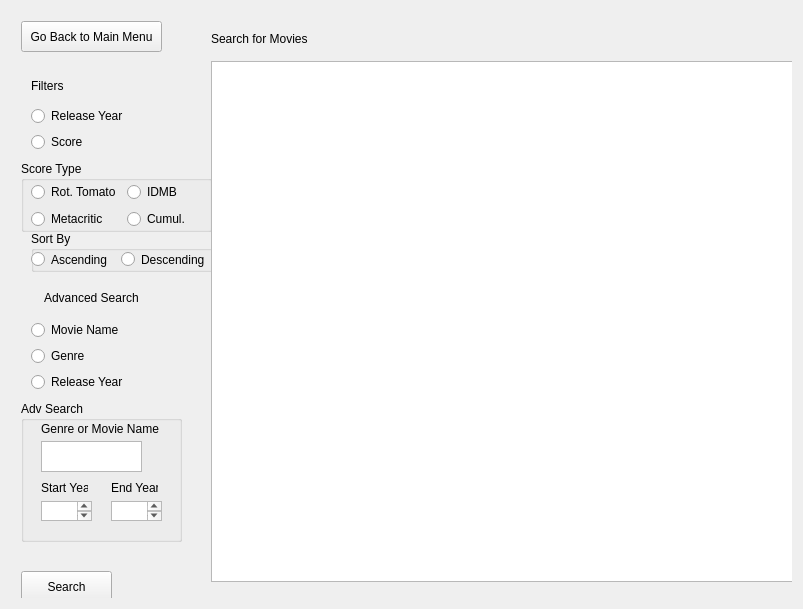
This is form.ui in verociraptor/movie-sorter as Qt 5 draws it before an edit. The edited form follows.
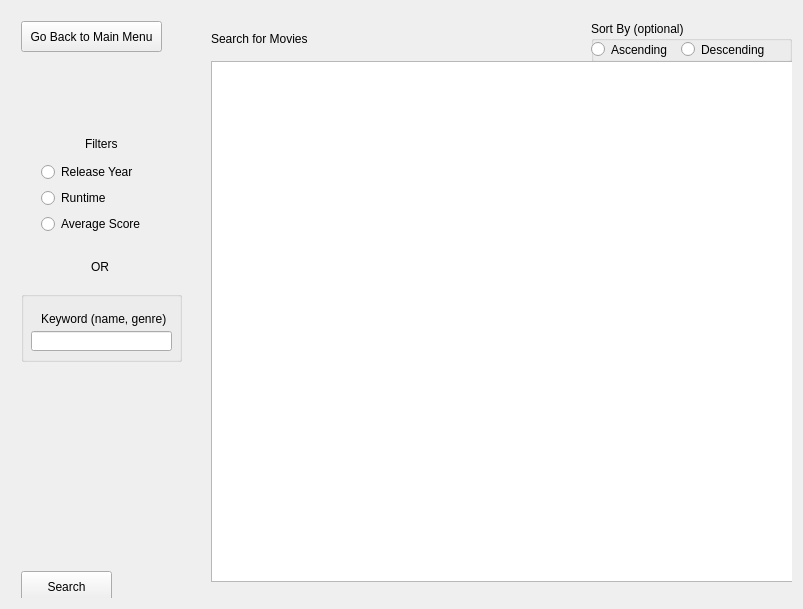
This is the edited form.

Commit message: 90% functional search features added runtime as a filter streamlined search menu made serverside changes to fit ui

The edit to the form file:
```diff
--- a/form.ui
+++ b/form.ui
@@ -146,100 +146,7 @@
       </widget>
      </widget>
      <widget class="QWidget" name="page_2">
-      <widget class="QGroupBox" name="groupBox_4">
-       <property name="geometry">
-        <rect>
-         <x>10</x>
-         <y>150</y>
-         <width>191</width>
-         <height>71</height>
-        </rect>
-       </property>
-       <property name="title">
-        <string>Score Type</string>
-       </property>
-       <widget class="QWidget" name="gridLayoutWidget_2">
-        <property name="geometry">
-         <rect>
-          <x>10</x>
-          <y>20</y>
-          <width>174</width>
-          <height>49</height>
-         </rect>
-        </property>
-        <layout class="QGridLayout" name="gridLayout_2">
-         <item row="2" column="0">
-          <widget class="QRadioButton" name="radioButton_14">
-           <property name="text">
-            <string>Metacritic</string>
-           </property>
-          </widget>
-         </item>
-         <item row="0" column="0">
-          <widget class="QRadioButton" name="radioButton_15">
-           <property name="text">
-            <string>Rot. Tomato</string>
-           </property>
-          </widget>
-         </item>
-         <item row="0" column="1">
-          <widget class="QRadioButton" name="radioButton_16">
-           <property name="text">
-            <string>IDMB</string>
-           </property>
-          </widget>
-         </item>
-         <item row="2" column="1">
-          <widget class="QRadioButton" name="radioButton_17">
-           <property name="text">
-            <string>Cumul.</string>
-           </property>
-          </widget>
-         </item>
-        </layout>
-       </widget>
-      </widget>
-      <widget class="QWidget" name="verticalLayoutWidget_3">
-       <property name="geometry">
-        <rect>
-         <x>20</x>
-         <y>270</y>
-         <width>121</width>
-         <height>111</height>
-        </rect>
-       </property>
-       <layout class="QVBoxLayout" name="verticalLayout_5">
-        <item alignment="Qt::AlignHCenter">
-         <widget class="QLabel" name="label_8">
-          <property name="text">
-           <string>Advanced Search</string>
-          </property>
-         </widget>
-        </item>
-        <item alignment="Qt::AlignLeft">
-         <widget class="QRadioButton" name="radioButton_18">
-          <property name="text">
-           <string>Movie Name</string>
-          </property>
-         </widget>
-        </item>
-        <item>
-         <widget class="QRadioButton" name="radioButton_19">
-          <property name="text">
-           <string>Genre</string>
-          </property>
-         </widget>
-        </item>
-        <item alignment="Qt::AlignLeft">
-         <widget class="QRadioButton" name="radioButton_20">
-          <property name="text">
-           <string>Release Year</string>
-          </property>
-         </widget>
-        </item>
-       </layout>
-      </widget>
-      <widget class="QPushButton" name="pushButton_2">
+      <widget class="QPushButton" name="search">
        <property name="geometry">
         <rect>
          <x>10</x>
@@ -256,44 +163,14 @@
        <property name="geometry">
         <rect>
          <x>10</x>
-         <y>390</y>
+         <y>280</y>
          <width>161</width>
-         <height>141</height>
+         <height>71</height>
         </rect>
        </property>
        <property name="title">
-        <string>Adv Search</string>
+        <string/>
        </property>
-       <widget class="QPlainTextEdit" name="plainTextEdit_6">
-        <property name="geometry">
-         <rect>
-          <x>90</x>
-          <y>100</y>
-          <width>51</width>
-          <height>20</height>
-         </rect>
-        </property>
-       </widget>
-       <widget class="QPlainTextEdit" name="plainTextEdit_7">
-        <property name="geometry">
-         <rect>
-          <x>20</x>
-          <y>100</y>
-          <width>51</width>
-          <height>20</height>
-         </rect>
-        </property>
-       </widget>
-       <widget class="QPlainTextEdit" name="plainTextEdit_2">
-        <property name="geometry">
-         <rect>
-          <x>20</x>
-          <y>40</y>
-          <width>101</width>
-          <height>31</height>
-         </rect>
-        </property>
-       </widget>
        <widget class="QLabel" name="label_9">
         <property name="geometry">
          <rect>
@@ -304,47 +181,31 @@
          </rect>
         </property>
         <property name="text">
-         <string>Genre or Movie Name</string>
+         <string>Keyword (name, genre)</string>
         </property>
        </widget>
-       <widget class="QLabel" name="label_10">
+       <widget class="QLineEdit" name="keyword">
         <property name="geometry">
          <rect>
-          <x>20</x>
-          <y>80</y>
-          <width>47</width>
-          <height>13</height>
+          <x>10</x>
+          <y>40</y>
+          <width>141</width>
+          <height>20</height>
          </rect>
-        </property>
-        <property name="text">
-         <string>Start Year</string>
-        </property>
-       </widget>
-       <widget class="QLabel" name="label_11">
-        <property name="geometry">
-         <rect>
-          <x>90</x>
-          <y>80</y>
-          <width>47</width>
-          <height>13</height>
-         </rect>
-        </property>
-        <property name="text">
-         <string>End Year</string>
         </property>
        </widget>
       </widget>
       <widget class="QWidget" name="verticalLayoutWidget_4">
        <property name="geometry">
         <rect>
-         <x>20</x>
-         <y>60</y>
-         <width>104</width>
-         <height>81</height>
+         <x>30</x>
+         <y>120</y>
+         <width>121</width>
+         <height>103</height>
         </rect>
        </property>
        <layout class="QVBoxLayout" name="verticalLayout_6">
-        <item>
+        <item alignment="Qt::AlignHCenter">
          <widget class="QLabel" name="label_12">
           <property name="text">
            <string>Filters</string>
@@ -358,10 +219,17 @@
           </property>
          </widget>
         </item>
+        <item>
+         <widget class="QRadioButton" name="runtime">
+          <property name="text">
+           <string>Runtime</string>
+          </property>
+         </widget>
+        </item>
         <item alignment="Qt::AlignLeft">
          <widget class="QRadioButton" name="radioButton_22">
           <property name="text">
-           <string>Score</string>
+           <string>Average Score</string>
           </property>
          </widget>
         </item>
@@ -370,14 +238,14 @@
       <widget class="QGroupBox" name="groupBox_6">
        <property name="geometry">
         <rect>
-         <x>20</x>
-         <y>220</y>
+         <x>580</x>
+         <y>10</y>
          <width>201</width>
          <height>41</height>
         </rect>
        </property>
        <property name="title">
-        <string>Sort By</string>
+        <string>Sort By (optional)</string>
        </property>
        <widget class="QRadioButton" name="radioButton">
         <property name="geometry">
@@ -442,6 +310,19 @@
         </rect>
        </property>
       </widget>
+      <widget class="QLabel" name="label_13">
+       <property name="geometry">
+        <rect>
+         <x>80</x>
+         <y>240</y>
+         <width>29</width>
+         <height>32</height>
+        </rect>
+       </property>
+       <property name="text">
+        <string>OR</string>
+       </property>
+      </widget>
      </widget>
      <widget class="QWidget" name="page_3">
       <widget class="QTableWidget" name="scoresTable">
```
Left out of the diff: 8 changed lines with no effect on the pictures. The commit also changes 2 other files.
